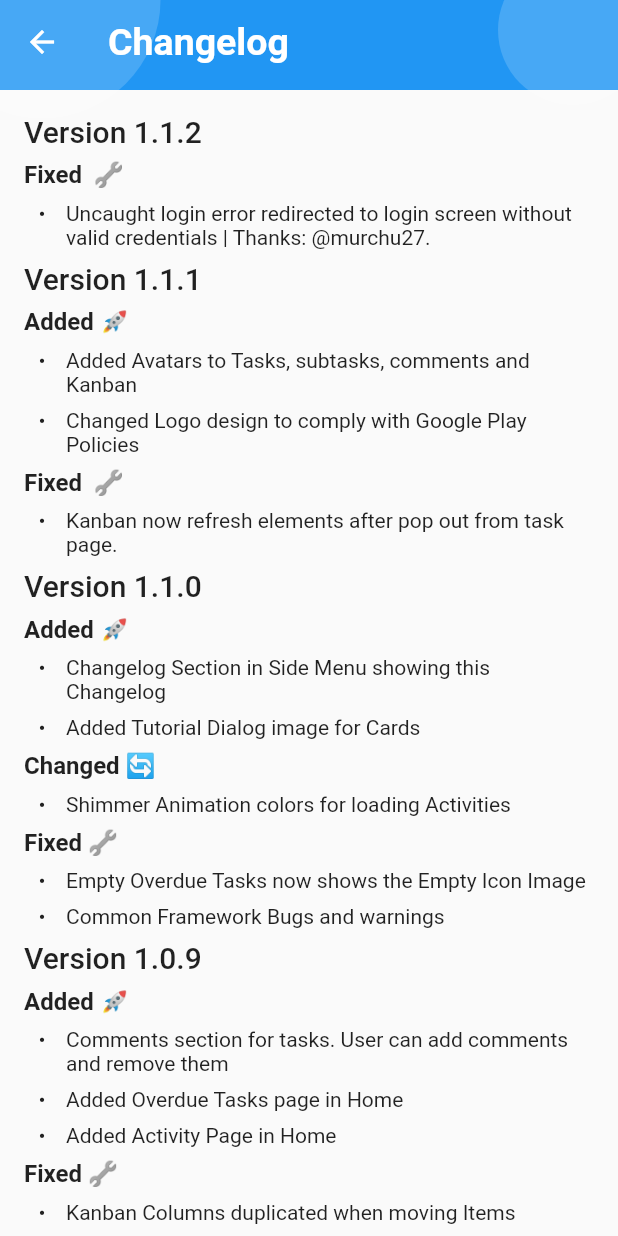
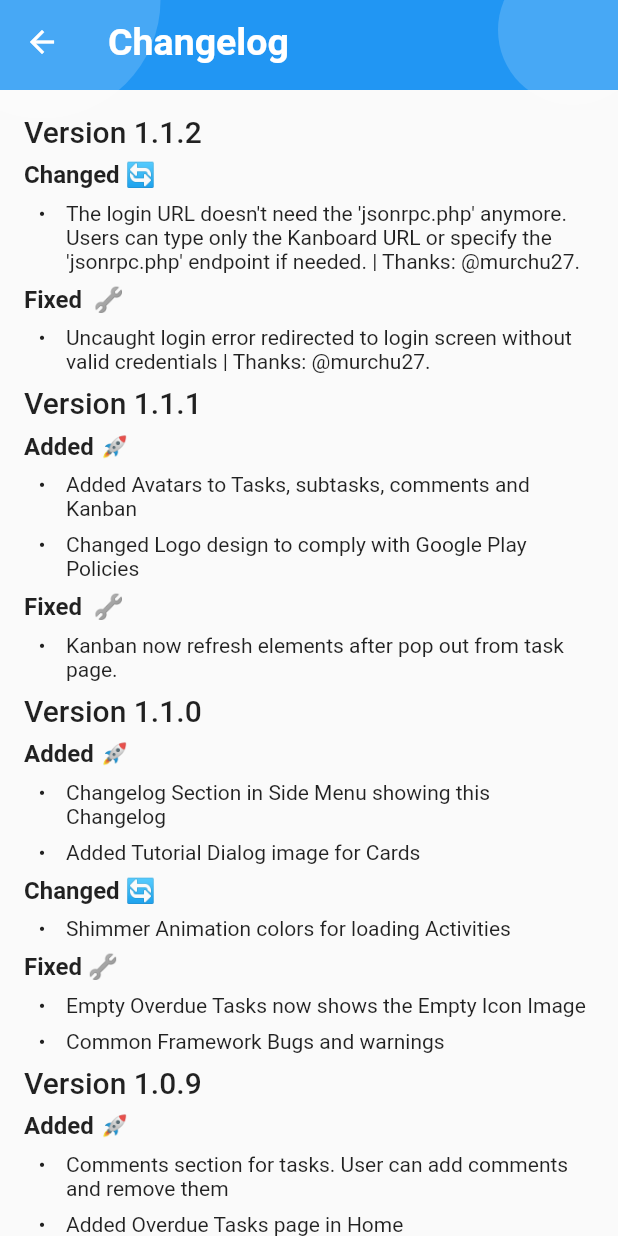
Before and after one commit to Jeoxs/khanos, a Flutter app: the ChangelogPage screen opened by its route, on a phone screen of 412 x 824 dp. Run offline on Flutter 3.47's test engine with Material 2 defaults, Android fonts, the phone set to English and light mode, and no system bars; our stand-ins replace flutter_dash, flutter_datetime_picker, flutter_markdown, flutter_slidable, gradient_app_bar, package_info_plus and 3 more; missing offline and left inert: boardview, flutter_material_color_picker; accounts and stored records are empty; statements that could not run were skipped.

Commit message:
URLs doesn't require the 'jsonrpc.php' endpoint anymore. Users can add it if needed.

```diff
--- a/lib/src/pages/changelog.dart
+++ b/lib/src/pages/changelog.dart
@@ -16,6 +16,9 @@ class ChangelogPage extends StatelessWidget {
     final String changelog = """
 
 ## Version 1.1.2
+### **Changed** 🔄
+- The login URL doesn't need the 'jsonrpc.php' anymore. Users can type only the Kanboard URL or specify the 'jsonrpc.php' endpoint if needed. | Thanks: @murchu27.
+
 ### **Fixed**  🔧
 - Uncaught login error redirected to login screen without valid credentials | Thanks: @murchu27.
 
--- a/lib/src/pages/login_page.dart
+++ b/lib/src/pages/login_page.dart
@@ -14,10 +14,10 @@ class _LoginPageState extends State<LoginPage> {
   final GlobalKey<FormState> _formKey = GlobalKey<FormState>();
   final _prefs = new UserPreferences();
 
-  String endPoint = '';
+  String url = '';
   String username = '';
   String password = '';
-  // TextEditingController _endPointController = new TextEditingController();
+  // TextEditingController _urlController = new TextEditingController();
   // TextEditingController _usernameController = new TextEditingController();
   // TextEditingController _passwordController = new TextEditingController();
 
@@ -64,7 +64,7 @@ class _LoginPageState extends State<LoginPage> {
                   children: <Widget>[
                     Text('Setup', style: TextStyle(fontSize: 20.0)),
                     SizedBox(height: 30.0),
-                    _createEndpoint(),
+                    _createurl(),
                     SizedBox(height: 15.0),
                     _createUsername(),
                     SizedBox(height: 15.0),
@@ -80,23 +80,23 @@ class _LoginPageState extends State<LoginPage> {
     );
   }
 
-  Widget _createEndpoint() {
+  Widget _createurl() {
     return Container(
       padding: EdgeInsets.symmetric(horizontal: 20.0),
       child: TextFormField(
-          initialValue: _prefs.endpoint,
+          initialValue: _prefs.url,
           decoration: InputDecoration(
             icon:
                 Icon(Icons.swap_horizontal_circle_outlined, color: Colors.blue),
-            hintText: 'https://YOUR_SERVER/jsonrpc.php',
-            labelText: 'khanos Endpoint',
+            hintText: 'https://YOUR_KANBOARD_URL/',
+            labelText: 'Kanboard URL',
           ),
           onChanged: (value) {
-            endPoint = value;
+            url = value;
           },
           validator: (value) {
             if (value == null || value.isEmpty) {
-              return 'Must fill an endpoint URL!';
+              return 'Must specify an url URL!';
             }
             return null;
           }),
@@ -168,11 +168,11 @@ class _LoginPageState extends State<LoginPage> {
   }
 
   _login(BuildContext context) async {
-    if (endPoint == '') endPoint = _prefs.endpoint;
+    if (url == '') url = _prefs.url;
     if (username == '') username = _prefs.username;
     if (password == '') password = _prefs.password;
 
-    await AuthProvider().login(endPoint, username, password).then((value) {
+    await AuthProvider().login(url, username, password).then((value) {
       Navigator.pop(context);
       setState(() {
         Navigator.pushNamedAndRemoveUntil(context, 'home', (route) => false);
--- a/lib/src/preferences/user_preferences.dart
+++ b/lib/src/preferences/user_preferences.dart
@@ -31,6 +31,14 @@ class UserPreferences {
 
   set endpoint(String value) {
     _prefs.setString('endpoint', value);
+  }
+
+    get url {
+    return _prefs.getString('url') ?? '';
+  }
+
+  set url(String value) {
+    _prefs.setString('url', value);
   }
 
   get username {
--- a/lib/src/providers/auth_provider.dart
+++ b/lib/src/providers/auth_provider.dart
@@ -40,10 +40,24 @@ class AuthProvider {
     return (result > 0) ? result : 0;
   }
 
-  Future<bool> login(String endpoint, String username, String password) async {
+  Future<bool> login(String url, String username, String password) async {
+    String endpoint = url;
+
+    int searchResult = url.indexOf('/jsonrpc.php');
+
+    if (searchResult < 0) {
+      endpoint += '/jsonrpc.php';
+    }
+
     bool _validURL = Uri.tryParse(endpoint).isAbsolute;
 
-    if (_validURL != true) return false;
+    if (_validURL != true) {
+      Map<String, String> error = {
+        'message':
+            'We could not reach your Kanboard Endpoint. Please, check your Endpoint URL and try again!'
+      };
+      return Future.error(error);
+    }
 
     final Map<String, dynamic> parameters = {
       "jsonrpc": "2.0",
@@ -93,6 +107,7 @@ class AuthProvider {
     final List<dynamic> results = decodedData['result'];
 
     if (results != null) {
+      _prefs.url = url;
       _prefs.endpoint = endpoint;
       _prefs.username = username;
       _prefs.password = password;
--- a/lib/src/utils/utils.dart
+++ b/lib/src/utils/utils.dart
@@ -38,7 +38,7 @@ void showChangelog(BuildContext context) {
           scrollable: true,
           title: Text('Welcome!'),
           content: Text(
-              'Welcome to version 1.1.1! You can see what\'s new in the Changelog Section.'),
+              'Welcome to version 1.1.2! You can see what\'s new in the Changelog Section.'),
           actions: <Widget>[
             TextButton(
                 child: Text('View Changes'),
```
Also changed, not shown: 1 other file.
